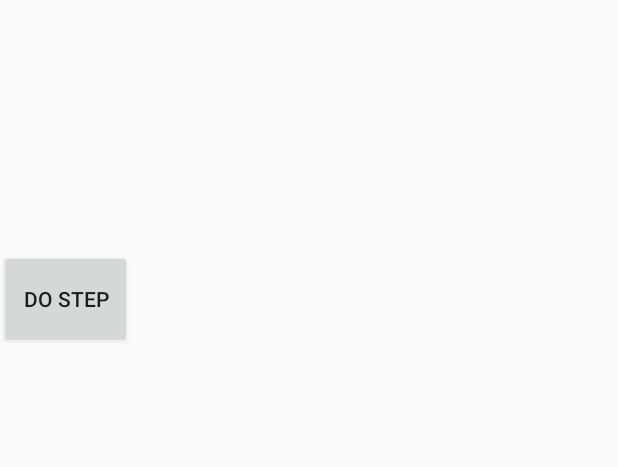
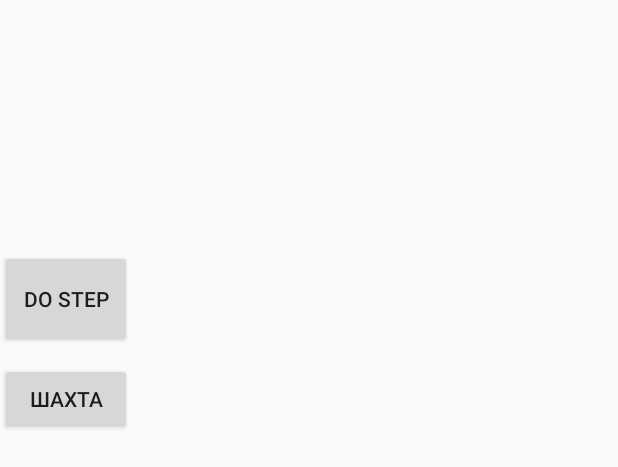
Before and after one commit to Vaniog/Tetris3D, an Android app: the layout activity_main.xml on its own in the app's theme, with its tools: preview values and no code run, on a phone screen of 412 x 824 dp. Shown: the top 467 px of the screen. Run offline under Robolectric (Android 15) with nearby library versions, the phone set to English and light mode, and no system bars.

Commit message:
Проигрывание обрывается в onCreate() в MainActivity.kt Лишняя кнопку для проверки(

```diff
--- a/app/src/main/res/layout/activity_main.xml
+++ b/app/src/main/res/layout/activity_main.xml
@@ -22,4 +22,13 @@
         app:layout_constraintStart_toStartOf="parent"
         app:layout_constraintTop_toTopOf="parent"
         app:layout_constraintVertical_bias="0.22000003" />
+
+    <Button
+        android:id="@+id/soundcheck"
+        android:layout_width="wrap_content"
+        android:layout_height="wrap_content"
+        android:layout_marginTop="10dp"
+        android:text="шахта"
+        app:layout_constraintStart_toStartOf="parent"
+        app:layout_constraintTop_toBottomOf="@id/doStep" />
 </androidx.constraintlayout.widget.ConstraintLayout>
```
Also changed, not shown: app/src/main/java/com/example/tetris3d/MainActivity.kt (+9 -0 lines), app/src/main/java/com/example/tetris3d/Yo.kt (+5 -2 lines).
